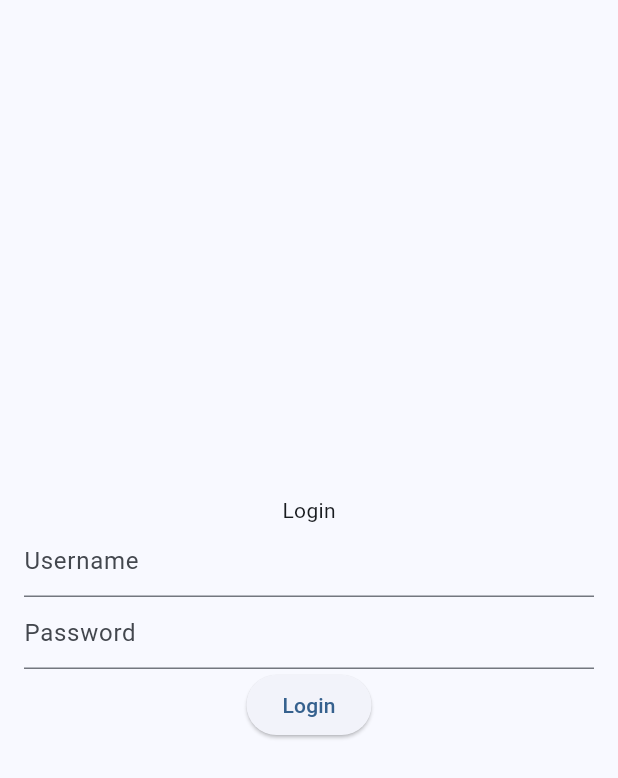
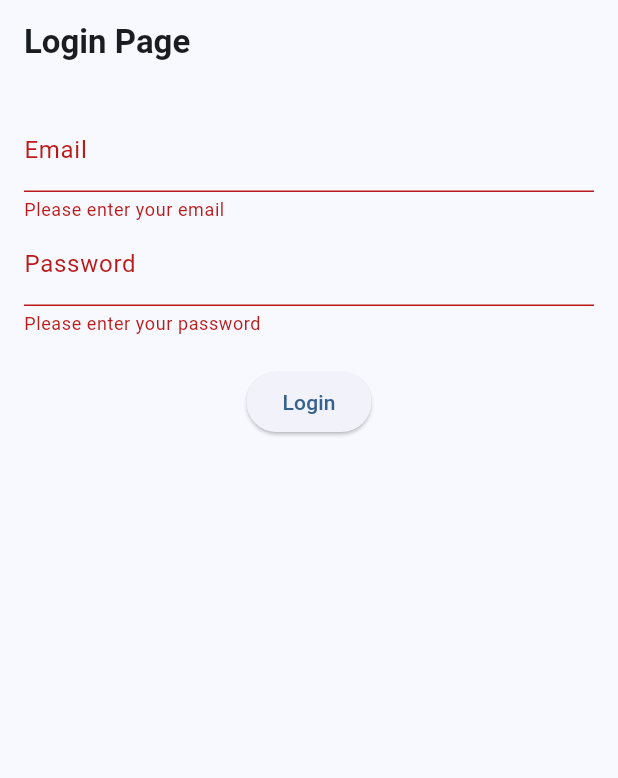
Before and after one commit to MG-Innovations/Wareflow-mobile, a Flutter app: the ScreenLogin screen opened directly, after a tap on "Login", on a phone screen of 412 x 824 dp. Shown: the top 778 px of the screen. Run offline on Flutter 3.47's test engine with Material 3 defaults, Android fonts, the phone set to English and light mode, and no system bars; our stand-ins replace dio, google_fonts, phosphor_flutter, shared_preferences; accounts and stored records are empty.

Commit message:
login api

```diff
--- a/lib/main.dart
+++ b/lib/main.dart
@@ -22,7 +22,32 @@
         useMaterial3: true,
         // textTheme: GoogleFonts.montserratTextTheme().copyWith(),
       ),
-      home: ScreenHome(),
+      home: ScreenLogin(),
     );
   }
 }
+
+
+// body: Padding(
+      //   padding: const EdgeInsets.all(16.0),
+      //   child: Column(
+      //     mainAxisAlignment: MainAxisAlignment.center,
+      //     children: [
+      //       const Text('Login'),
+      //       const TextField(
+      //         decoration: InputDecoration(
+      //           hintText: 'Username',
+      //         ),
+      //       ),
+      //       const TextField(
+      //         decoration: InputDecoration(
+      //           hintText: 'Password',
+      //         ),
+      //       ),
+      //       ElevatedButton(
+      //         onPressed: () {},
+      //         child: const Text('Login'),
+      //       ),
+      //     ],
+      //   ),
+      // ),
--- /dev/null
+++ b/lib/modules/auth/login.dart
@@ -0,0 +1,13 @@
+import 'dart:convert';
+
+import 'package:flutter/material.dart';
+import 'package:http/http.dart' as http;
+
+class FetchLogin extends StatelessWidget {
+  const FetchLogin({super.key});
+
+  @override
+  Widget build(BuildContext context) {
+    return Scaffold();
+  }
+}
--- a/lib/modules/auth/views/screen_login.dart
+++ b/lib/modules/auth/views/screen_login.dart
@@ -1,34 +1,151 @@
+import 'dart:convert';
+
 import 'package:flutter/material.dart';
+import 'package:http/http.dart' as http;
+import 'package:shared_preferences/shared_preferences.dart';
+import 'package:wareflow_mobile/modules/home/views/screen_home.dart';
 
-class ScreenLogin extends StatelessWidget {
+class ScreenLogin extends StatefulWidget {
   const ScreenLogin({super.key});
+
+  @override
+  State<ScreenLogin> createState() => _ScreenLoginState();
+}
+
+class _ScreenLoginState extends State<ScreenLogin> {
+  final _formKey = GlobalKey<FormState>();
+  final TextEditingController emailController = TextEditingController();
+  final TextEditingController passwordController = TextEditingController();
 
   @override
   Widget build(BuildContext context) {
     return Scaffold(
+      appBar: AppBar(
+        title: const Text(
+          'Login Page',
+          style: TextStyle(fontWeight: FontWeight.bold),
+        ),
+      ),
       body: Padding(
         padding: const EdgeInsets.all(16.0),
-        child: Column(
-          mainAxisAlignment: MainAxisAlignment.center,
-          children: [
-            const Text('Login'),
-            const TextField(
-              decoration: InputDecoration(
-                hintText: 'Username',
+        child: Form(
+          key: _formKey,
+          child: Column(
+            crossAxisAlignment: CrossAxisAlignment.start,
+            children: [
+              TextFormField(
+                controller: emailController,
+                decoration: const InputDecoration(labelText: 'Email'),
+                keyboardType: TextInputType.emailAddress,
+                validator: (value) {
+                  if (value == null || value.isEmpty) {
+                    return 'Please enter your email';
+                  }
+                  if (!RegExp(r'^[\w-]+(\.[\w-]+)*@([\w-]+\.)+[a-zA-Z]{2,7}$')
+                      .hasMatch(value)) {
+                    return 'Please enter a valid email address';
+                  }
+                  return null;
+                },
               ),
-            ),
-            const TextField(
-              decoration: InputDecoration(
-                hintText: 'Password',
+              TextFormField(
+                controller: passwordController,
+                decoration: const InputDecoration(labelText: 'Password'),
+                obscureText: true,
+                validator: (value) {
+                  if (value == null || value.isEmpty) {
+                    return 'Please enter your password';
+                  }
+                  if (value.length < 6) {
+                    return 'Password must be at least 6 characters long';
+                  }
+                  return null;
+                },
               ),
-            ),
-            ElevatedButton(
-              onPressed: () {},
-              child: const Text('Login'),
-            ),
-          ],
+              const SizedBox(height: 20),
+              Center(
+                child: ElevatedButton(
+                  onPressed: _login,
+                  child: const Text('Login'),
+                ),
+              ),
+            ],
+          ),
         ),
       ),
     );
   }
+
+  Future<void> _login() async {
+    if (_formKey.currentState!.validate()) {
+      var url = Uri.parse('http://13.233.100.211:8000/api/v1/user/login');
+
+      try {
+        var requestBody = jsonEncode(<String, String>{
+          'email': emailController.text,
+          'password': passwordController.text,
+        });
+
+        print('Request URL: $url');
+        print('Request Body: $requestBody');
+
+        var response = await http.post(
+          url,
+          headers: <String, String>{
+            'Content-Type': 'application/json; charset=UTF-8',
+          },
+          body: requestBody,
+        );
+
+        print('Response Status Code: ${response.statusCode}');
+        print('Response Body: ${response.body}');
+
+        if (response.statusCode == 200) {
+          var jsonResponse = jsonDecode(response.body);
+
+          String? accessToken = jsonResponse['data']?['access_token'];
+
+          if (accessToken != null && accessToken.isNotEmpty) {
+            SharedPreferences prefs = await SharedPreferences.getInstance();
+            await prefs.setString('accessToken', accessToken);
+
+            Navigator.pushReplacement(
+              context,
+              MaterialPageRoute(builder: (context) => ScreenHome()),
+            );
+            print('Login successful: $jsonResponse');
+          } else {
+            print('Access token is missing from the response.');
+            _showErrorDialog('Login failed. Access token is missing.');
+          }
+        } else {
+          print('Login Failed: ${response.body}');
+          _showErrorDialog('Login failed. Please check your credentials.');
+        }
+      } catch (e) {
+        print('Error: $e');
+        _showErrorDialog('An error occurred. Please try again.');
+      }
+    }
+  }
+
+  void _showErrorDialog(String message) {
+    showDialog(
+      context: context,
+      builder: (context) {
+        return AlertDialog(
+          title: const Text('Error'),
+          content: Text(message),
+          actions: [
+            TextButton(
+              onPressed: () {
+                Navigator.of(context).pop();
+              },
+              child: const Text('OK'),
+            ),
+          ],
+        );
+      },
+    );
+  }
 }
--- /dev/null
+++ b/lib/modules/model_login.dart
@@ -0,0 +1,22 @@
+import 'package:flutter/material.dart';
+
+class ModelLogin {
+  String email;
+  String password;
+
+  ModelLogin({
+    required this.email,
+    required this.password,
+  });
+
+  factory ModelLogin.fromJSON(Map<String, dynamic> json) {
+    return ModelLogin(email: json['email'], password: json['password']);
+  }
+
+  toJSON() {
+    return {
+      "email": email,
+      "password": password,
+    };
+  }
+}
```
Also changed, not shown: pubspec.yaml (+4 -4 lines), pubspec.lock, 1 other file.
